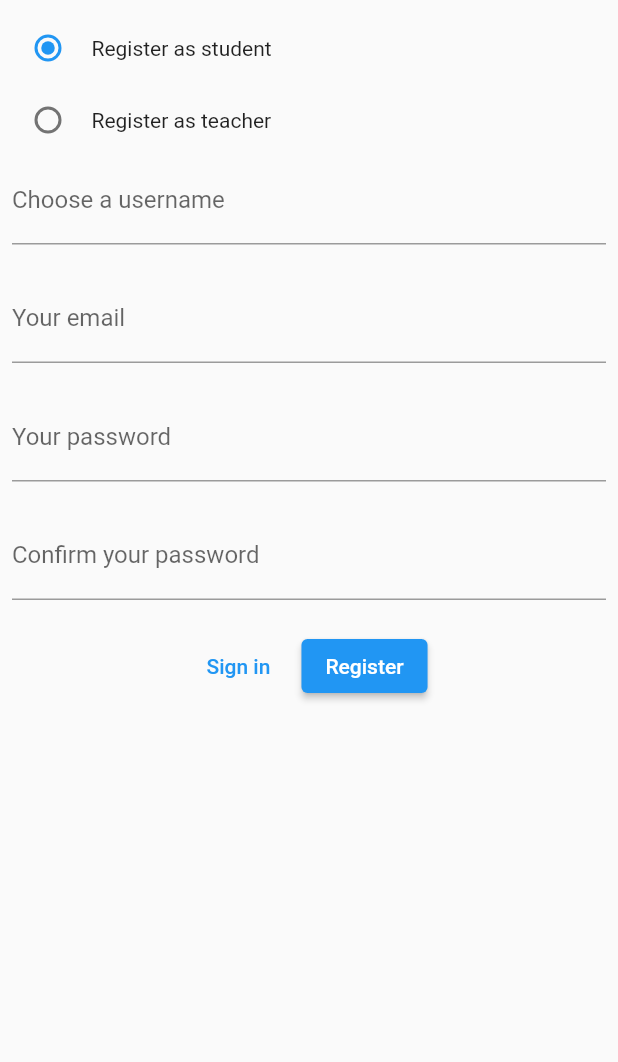
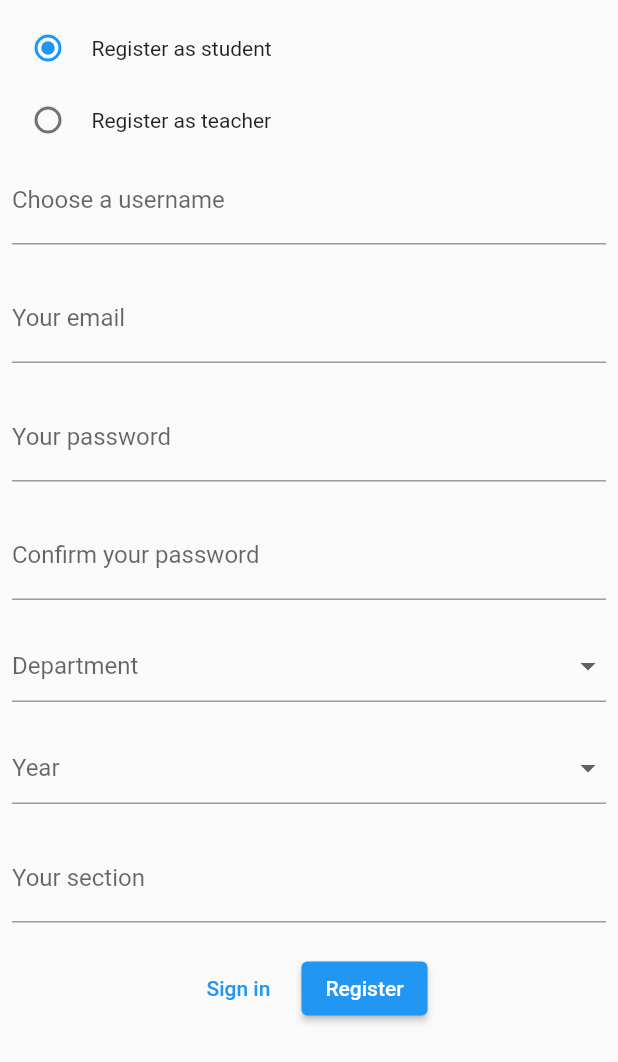
Before and after one commit to sami-bre/timetable, a Flutter app: the Registerpage screen opened by its route, on a phone screen of 412 x 824 dp. Shown: the top 1062 px of the screen. Run offline on Flutter 3.47's test engine with Material 2 defaults, Android fonts, the light colour scheme and no system bars; our stand-ins replace cloud_firestore, email_validator, firebase_auth, firebase_core; missing offline and left inert: flutterfire_ui, time_planner; accounts and stored records are empty.

Commit message:
finished working on student registration flow as well as the login functionality

```diff
--- /dev/null
+++ b/lib/models/student.dart
@@ -0,0 +1,65 @@
+import 'package:class_scheduler/ui/register.dart';
+
+class Student {
+  String? id;
+  String userName;
+  String email;
+  Department department;
+  Year year;
+  int section;
+
+  Student(this.userName, this.email, this.department, this.year, this.section);
+
+  Student.fromMap(Map<String, dynamic> map)
+      : userName = map['username'],
+        email = map['email'],
+        department = getDepartment(map['department']),
+        year = getYear(map['year']),
+        section = map['section'];
+
+  Map<String, dynamic> tomap() {
+    return {
+      if (id != null)
+       'id': id,
+      'username': userName,
+      'email': email,
+      'department': department.name,
+      'year': year.name,
+      'section': section,
+    };
+  }
+
+  static Department getDepartment(String departmentName) {
+    switch (departmentName) {
+      case "software":
+        return Department.software;
+      case "electrical":
+        return Department.electrical;
+      case "mechanical":
+        return Department.mechanical;
+      case "biomedical":
+        return Department.biomedical;
+      case "civil":
+        return Department.civil;
+      default:
+        throw Exception('unknown department.');
+    }
+  }
+
+  static Year getYear(String yearName) {
+    switch (yearName) {
+      case "one":
+        return Year.one;
+      case "two":
+        return Year.two;
+      case "three":
+        return Year.three;
+      case "four":
+        return Year.four;
+      case "five":
+        return Year.five;
+      default:
+        throw Exception('unknown year value');
+    }
+  }
+}
--- a/lib/ui/register.dart
+++ b/lib/ui/register.dart
@@ -7,6 +7,12 @@ import 'package:flutter/material.dart';
 
 enum AuthMode { student, teacher }
 
+// TODO: ADD ALL THE AVAILABLE DEPARTMENTS
+// TODO: ADD SERVER-SIDE CONTROLL OVER THE DEPARTMENT ENTRIES.
+enum Department { software, electrical, mechanical, biomedical, civil }
+
+enum Year { one, two, three, four, five, other }
+
 class Registerpage extends StatefulWidget {
   const Registerpage({super.key});
 
@@ -15,15 +21,20 @@ class Registerpage extends StatefulWidget {
 }
 
 class _RegisterpageState extends State<Registerpage> {
+  // TODO: RELEASE ALL THESE CONTROLLERS IN THE dispose METHOD
+
   TextEditingController txtEmail = TextEditingController();
   TextEditingController txtPassword = TextEditingController();
   TextEditingController txtPasswordConfirmation = TextEditingController();
   TextEditingController txtPhoneNumber = TextEditingController();
   TextEditingController txtUserName = TextEditingController();
+  TextEditingController txtSection = TextEditingController();
   AuthMode authMode = AuthMode.student;
   GlobalKey<FormState> _formKey = GlobalKey<FormState>();
   final authentication = Authentication();
   String message = "";
+  Department? department;
+  Year? year;
 
   @override
   Widget build(BuildContext context) {
@@ -71,6 +82,14 @@ class _RegisterpageState extends State<Registerpage> {
                         _buildPhoneNumberField(),
                         const SizedBox(height: 20),
                       ],
+                      if (authMode == AuthMode.student) ...[
+                        _buildDepartmentDropDown(),
+                        const SizedBox(height: 20),
+                        _buildYearDropDown(),
+                        const SizedBox(height: 20),
+                        _buildSectionField(),
+                        const SizedBox(height: 20),
+                      ],
                       if (message.isNotEmpty) ...[
                         _buildErrorMessage(),
                         const SizedBox(height: 20),
@@ -100,6 +119,109 @@ class _RegisterpageState extends State<Registerpage> {
     );
   }
 
+  Widget _buildDepartmentDropDown() {
+    return DropdownButtonFormField(
+      value: department,
+      hint: const Text('Department'),
+      items: const [
+        DropdownMenuItem(
+          value: Department.software,
+          child: Text('software'),
+        ),
+        DropdownMenuItem(
+          value: Department.electrical,
+          child: Text('electrical'),
+        ),
+        DropdownMenuItem(
+          value: Department.mechanical,
+          child: Text('mechanical'),
+        ),
+        DropdownMenuItem(
+          value: Department.biomedical,
+          child: Text('biomedical'),
+        ),
+        DropdownMenuItem(
+          value: Department.civil,
+          child: Text('civil'),
+        ),
+      ],
+      onChanged: (value) {
+        setState(() {
+          department = value;
+        });
+      },
+      validator: (value) {
+        if (department == null) {
+          return "Please choose a department";
+        }
+        return null;
+      },
+    );
+  }
+
+  _buildYearDropDown() {
+    return DropdownButtonFormField(
+      value: year,
+      hint: const Text('Year'),
+      items: const [
+        DropdownMenuItem(
+          value: Year.one,
+          child: Text('one'),
+        ),
+        DropdownMenuItem(
+          value: Year.two,
+          child: Text('two'),
+        ),
+        DropdownMenuItem(
+          value: Year.three,
+          child: Text('three'),
+        ),
+        DropdownMenuItem(
+          value: Year.four,
+          child: Text('four'),
+        ),
+        DropdownMenuItem(
+          value: Year.five,
+          child: Text('five'),
+        ),
+        DropdownMenuItem(
+          value: Year.other,
+          child: Text('other'),
+        ),
+      ],
+      validator: (value) {
+        if (value == null) {
+          return 'Please enter year';
+        }
+        return null;
+      },
+      onChanged: (value) {
+        setState(() {
+          year = value!;
+        });
+      },
+    );
+  }
+
+  Widget _buildSectionField() {
+    return TextFormField(
+      controller: txtSection,
+      keyboardType: TextInputType.number,
+      decoration: const InputDecoration(labelText: "Your section"),
+      validator: (value) {
+        if (value == null || value.isEmpty) {
+          return "Please Enter your section";
+        }
+        try {
+          int.parse(value);
+        } on Exception {
+          return "Please enter numbers only";
+        }
+        return null;
+      },
+    );
+  }
+
   Widget _buildActionButtons() {
     return Row(
       mainAxisAlignment: MainAxisAlignment.center,
@@ -119,7 +241,6 @@ class _RegisterpageState extends State<Registerpage> {
                   // make sure the username is not duplicate and register the teacher
                   if (!await FirestoreHelper.teacherUserNameAlreadyExists(
                       txtUserName.text)) {
-                    print("yey we're here");
                     authentication.registerTeacher(
                       txtUserName.text,
                       txtPhoneNumber.text,
@@ -131,10 +252,22 @@ class _RegisterpageState extends State<Registerpage> {
                     throw Exception();
                   }
                 } else {
-                  // TODO: register a student
+                  // registering a student
+                  if (!await FirestoreHelper.studentUserNameAlreadyExists(
+                      txtUserName.text)) {
+                    authentication.registerStudent(
+                      txtUserName.text,
+                      txtEmail.text,
+                      txtPassword.text,
+                      department!,
+                      year!,
+                      int.parse(txtSection.text),
+                    );
+                  } else {
+                    throw Exception();
+                  }
                 }
               } on FirebaseAuthException catch (e) {
-                print(e);
                 setState(() {
                   message = e.message!;
                 });
@@ -144,6 +277,12 @@ class _RegisterpageState extends State<Registerpage> {
                   message =
                       "That username already exists. Please choose something else.";
                 });
+              }
+              // if we're signed in, we push the home page
+              if (authentication.getUserId() != null) {
+                Navigator.of(context).pushReplacement(MaterialPageRoute(
+                  builder: (context) => HomePage(authentication.getUserId()!),
+                ));
               }
             }
           },
--- a/lib/util/authentication.dart
+++ b/lib/util/authentication.dart
@@ -1,4 +1,6 @@
+import 'package:class_scheduler/models/student.dart';
 import 'package:class_scheduler/models/teacher.dart';
+import 'package:class_scheduler/ui/register.dart';
 import 'package:class_scheduler/util/firestore_helper.dart';
 import 'package:firebase_auth/firebase_auth.dart';
 
@@ -41,4 +43,21 @@ class Authentication {
   String? getUserId() {
     return auth.currentUser?.uid;
   }
+
+  Future<String?> registerStudent(
+    String userName,
+    String email,
+    String password,
+    Department department,
+    Year year,
+    int section,
+  ) async {
+    UserCredential credential = await auth.createUserWithEmailAndPassword(
+        email: email, password: password);
+    if (credential.user?.uid != null) {
+      // create a document for the student
+      FirestoreHelper.addStudent(Student(userName, email, department, year, section));
+    }
+    return credential.user?.uid;
+  }
 }
```
Also changed, not shown: lib/ui/sign_in.dart (+29 -17 lines), lib/util/firestore_helper.dart (+16 -2 lines).
